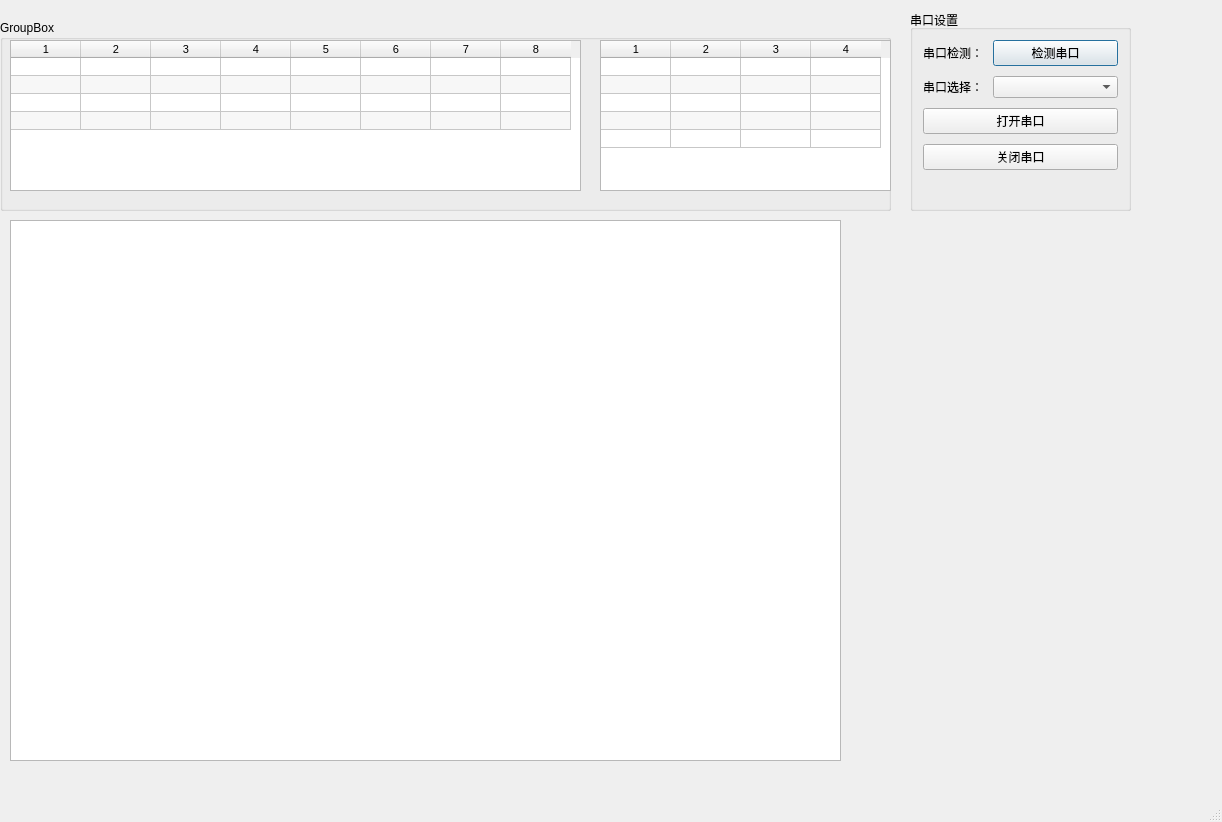
Old version of the form view/MainWindow.ui in the repository J-JunChen/UWB_and_CAD.
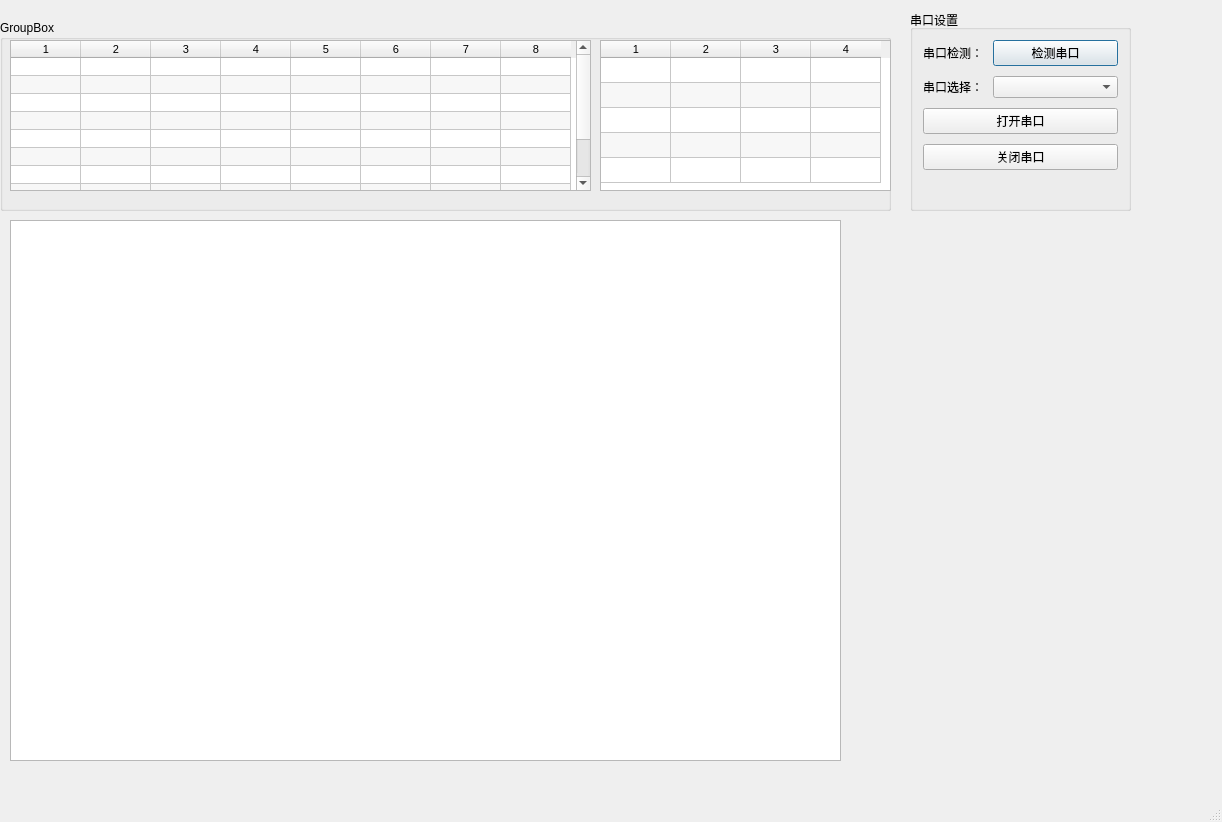
New version of the form.

The edit to the form file:
```diff
--- a/view/MainWindow.ui
+++ b/view/MainWindow.ui
@@ -160,7 +160,7 @@
       <bool>false</bool>
      </attribute>
      <attribute name="verticalHeaderDefaultSectionSize">
-      <number>18</number>
+      <number>25</number>
      </attribute>
      <attribute name="verticalHeaderHighlightSections">
       <bool>true</bool>
@@ -183,7 +183,7 @@
       <rect>
        <x>10</x>
        <y>20</y>
-       <width>571</width>
+       <width>581</width>
        <height>151</height>
       </rect>
      </property>
@@ -211,7 +211,7 @@
       <bool>true</bool>
      </property>
      <property name="rowCount">
-      <number>4</number>
+      <number>10</number>
      </property>
      <property name="columnCount">
       <number>8</number>
@@ -241,6 +241,12 @@
      <row/>
      <row/>
      <row/>
+     <row/>
+     <row/>
+     <row/>
+     <row/>
+     <row/>
+     <row/>
      <column/>
      <column/>
      <column/>
```
Left out of the diff: 2 changed lines with no effect on the pictures.
